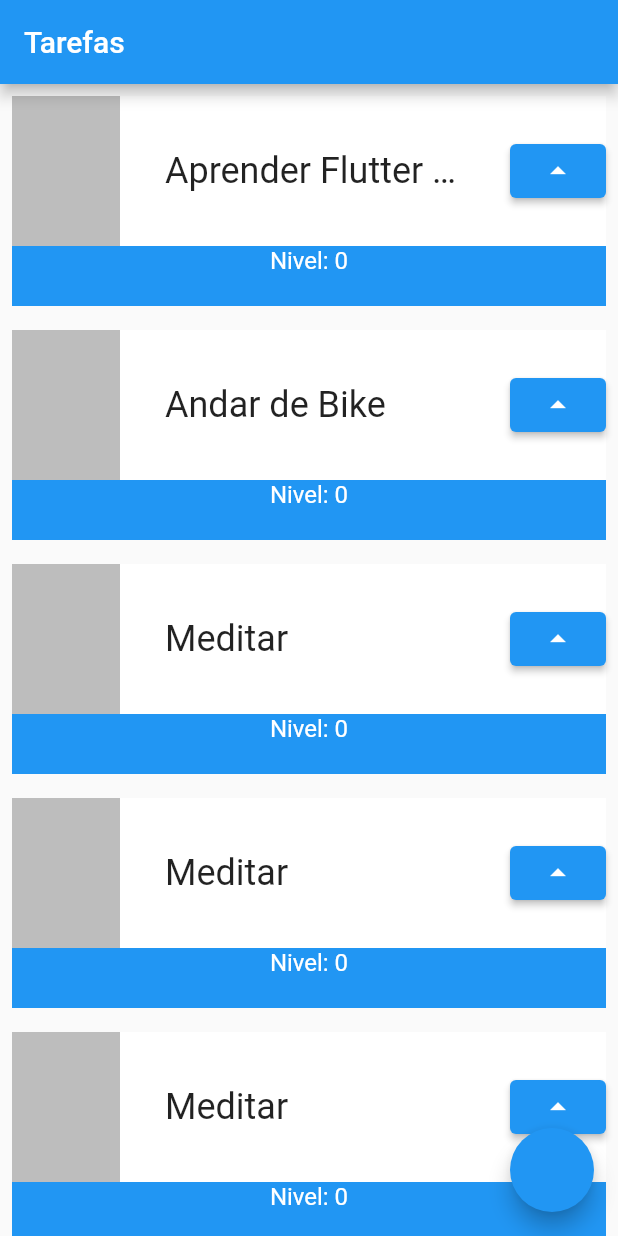
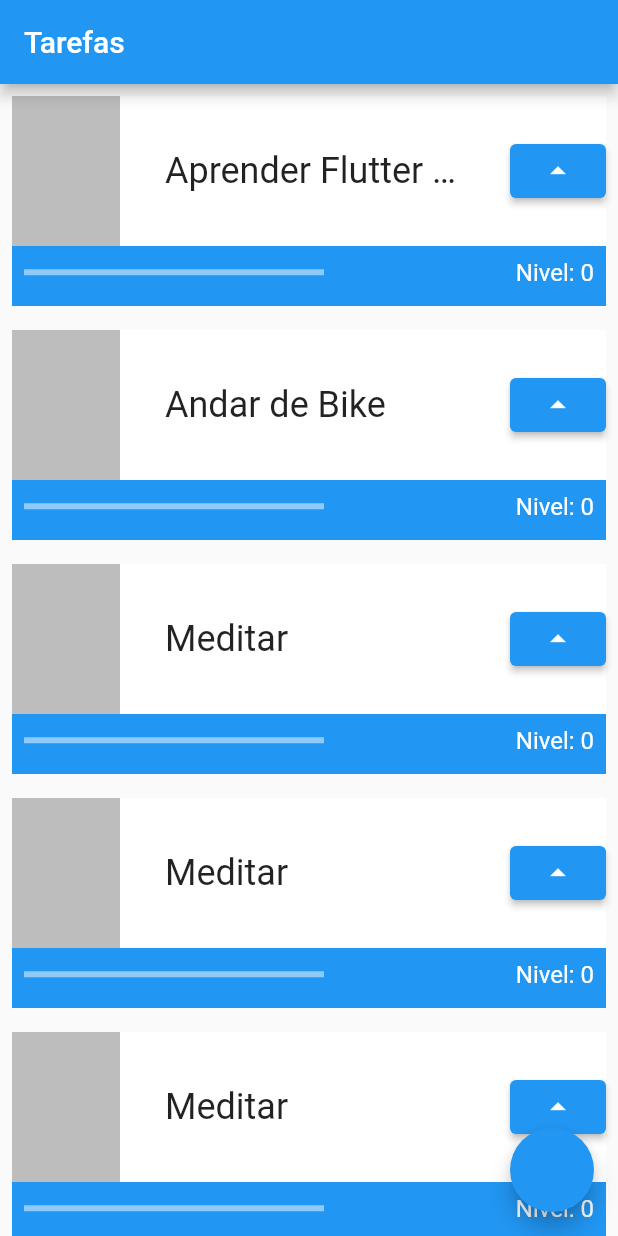
Before and after one commit to flutter-preview/KelvinAlexandreFerreira-Flutter, a Flutter app: the screen it shows after launch, on a phone screen of 412 x 824 dp. Run offline on Flutter 3.47's test engine with Material 2 defaults, Android fonts, the phone set to English and light mode, and no system bars.

Commit message:
03 - Stateless vs Stateful - Novo Widget: linearProgressIndicator

```diff
--- a/nosso_primeiro_projeto/lib/main.dart
+++ b/nosso_primeiro_projeto/lib/main.dart
@@ -98,12 +98,30 @@ class _TaskState extends State<Task> {
                   ],
                 ),
               ),
-              Text(
-                'Nivel: $nivel',
-                style: TextStyle(
-                  color: Colors.white,
-                  fontSize: 16,
-                ),
+              Row(
+                mainAxisAlignment: MainAxisAlignment.spaceBetween,
+                children: [
+                  Padding(
+                    padding: const EdgeInsets.all(8),
+                    child: Container(
+                      child: LinearProgressIndicator(
+                        color: Colors.white,
+                        value: nivel / 10,
+                      ),
+                      width: 200,
+                    ),
+                  ),
+                  Padding(
+                    padding: const EdgeInsets.all(8),
+                    child: Text(
+                      'Nivel: $nivel',
+                      style: TextStyle(
+                        color: Colors.white,
+                        fontSize: 16,
+                      ),
+                    ),
+                  ),
+                ],
               ),
             ],
           ),
```
